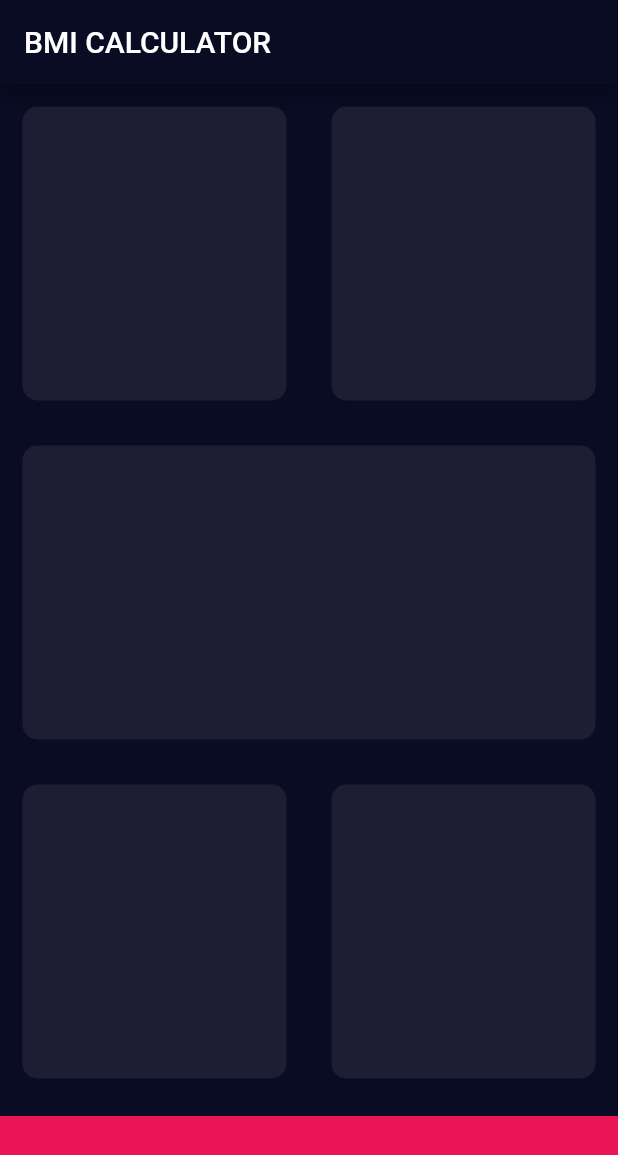
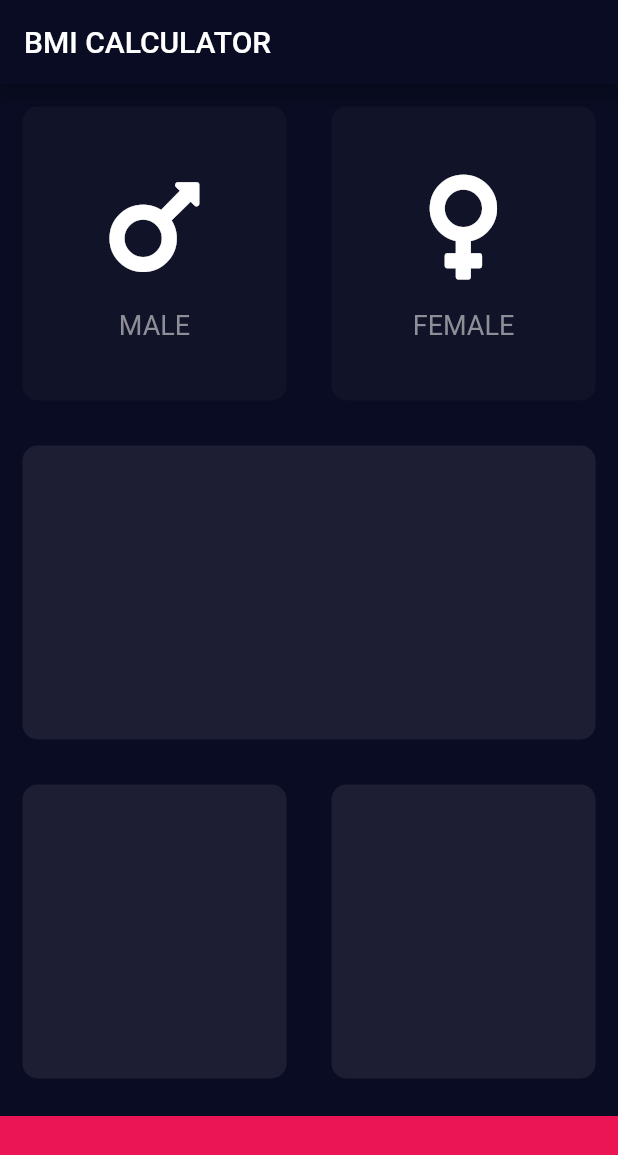
Before and after one commit to sabanansari/BMI-Calculator, a Flutter app: the screen it shows after launch, on a phone screen of 412 x 824 dp. Shown: the top 1155 px of the screen. Run offline on Flutter 3.47's test engine with Material 2 defaults, Android fonts, the phone set to English and light mode, and no system bars; our stand-ins replace font_awesome_flutter.

Commit message:
toggle switch behaviour added to gender cards

```diff
--- /dev/null
+++ b/lib/icon_content.dart
@@ -0,0 +1,30 @@
+import 'package:flutter/material.dart';
+
+const labelTextStyle = TextStyle(fontSize: 18.0, color: Color(0xFF8D8E98));
+
+class GenderCard extends StatelessWidget {
+  final IconData icon;
+  final String label;
+
+  GenderCard(this.icon, this.label);
+
+  @override
+  Widget build(BuildContext context) {
+    return Column(
+      mainAxisAlignment: MainAxisAlignment.center,
+      children: <Widget>[
+        Icon(
+          icon,
+          size: 80.0,
+        ),
+        SizedBox(
+          height: 15.0,
+        ),
+        Text(
+          label,
+          style: labelTextStyle,
+        ),
+      ],
+    );
+  }
+}
--- a/lib/input_page.dart
+++ b/lib/input_page.dart
@@ -1,8 +1,17 @@
 import 'package:flutter/material.dart';
+import 'package:font_awesome_flutter/font_awesome_flutter.dart';
+import 'reusable_card.dart';
+import 'icon_content.dart';
 
 const bottomContainerHeight = 80.0;
 const Color activeCardColour = Color(0xFF1D1E33);
+const Color inactiveCardColour = Color(0xFF111328);
 const Color bottomContainerColour = Color(0xFFEB1555);
+
+enum Gender {
+  male,
+  female,
+}
 
 class InputPage extends StatefulWidget {
   @override
@@ -10,6 +19,8 @@ class InputPage extends StatefulWidget {
 }
 
 class _InputPageState extends State<InputPage> {
+  Gender selectedGender;
+
   @override
   Widget build(BuildContext context) {
     return Scaffold(
@@ -22,12 +33,32 @@ class _InputPageState extends State<InputPage> {
               child: Row(
             children: <Widget>[
               Expanded(
-                  child: BlackCard(
-                colour: activeCardColour,
+                  child: GestureDetector(
+                onTap: () {
+                  setState(() {
+                    selectedGender = Gender.male;
+                  });
+                },
+                child: BlackCard(
+                  cardChild: GenderCard(FontAwesomeIcons.mars, 'MALE'),
+                  colour: selectedGender == Gender.male
+                      ? activeCardColour
+                      : inactiveCardColour,
+                ),
               )),
               Expanded(
-                  child: BlackCard(
-                colour: activeCardColour,
+                  child: GestureDetector(
+                onTap: () {
+                  setState(() {
+                    selectedGender = Gender.female;
+                  });
+                },
+                child: BlackCard(
+                  cardChild: GenderCard(FontAwesomeIcons.venus, 'FEMALE'),
+                  colour: selectedGender == Gender.female
+                      ? activeCardColour
+                      : inactiveCardColour,
+                ),
               )),
             ],
           )),
@@ -56,19 +87,3 @@ class _InputPageState extends State<InputPage> {
     );
   }
 }
-
-class BlackCard extends StatelessWidget {
-  final Color colour;
-
-  BlackCard({@required this.colour});
-  @override
-  Widget build(BuildContext context) {
-    return Container(
-      margin: EdgeInsets.all(15.0),
-      decoration: BoxDecoration(
-        color: colour,
-        borderRadius: BorderRadius.circular(10.0),
-      ),
-    );
-  }
-}
--- /dev/null
+++ b/lib/reusable_card.dart
@@ -0,0 +1,19 @@
+import 'package:flutter/material.dart';
+
+class BlackCard extends StatelessWidget {
+  final Color colour;
+  final Widget cardChild;
+
+  BlackCard({@required this.colour, this.cardChild});
+  @override
+  Widget build(BuildContext context) {
+    return Container(
+      child: cardChild,
+      margin: EdgeInsets.all(15.0),
+      decoration: BoxDecoration(
+        color: colour,
+        borderRadius: BorderRadius.circular(10.0),
+      ),
+    );
+  }
+}
--- a/pubspec.yaml
+++ b/pubspec.yaml
@@ -28,6 +28,7 @@ dependencies:
   # The following adds the Cupertino Icons font to your application.
   # Use with the CupertinoIcons class for iOS style icons.
   cupertino_icons: ^0.1.3
+  font_awesome_flutter: ^8.4.0
 
 dev_dependencies:
   flutter_test:
```
Also changed, not shown: pubspec.lock.
